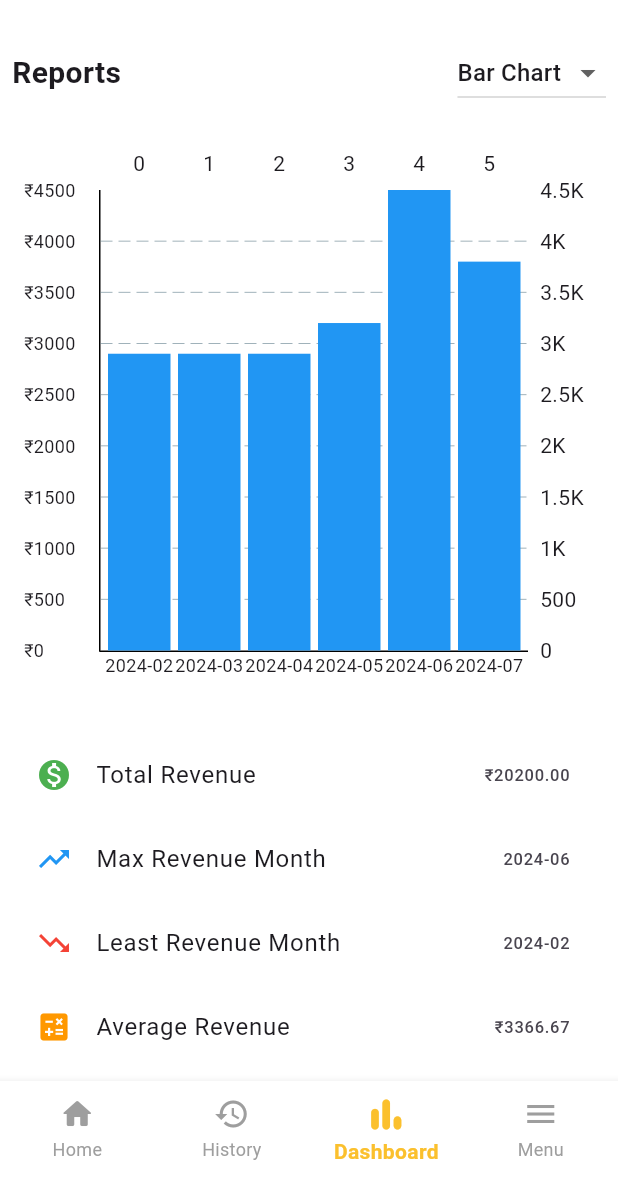
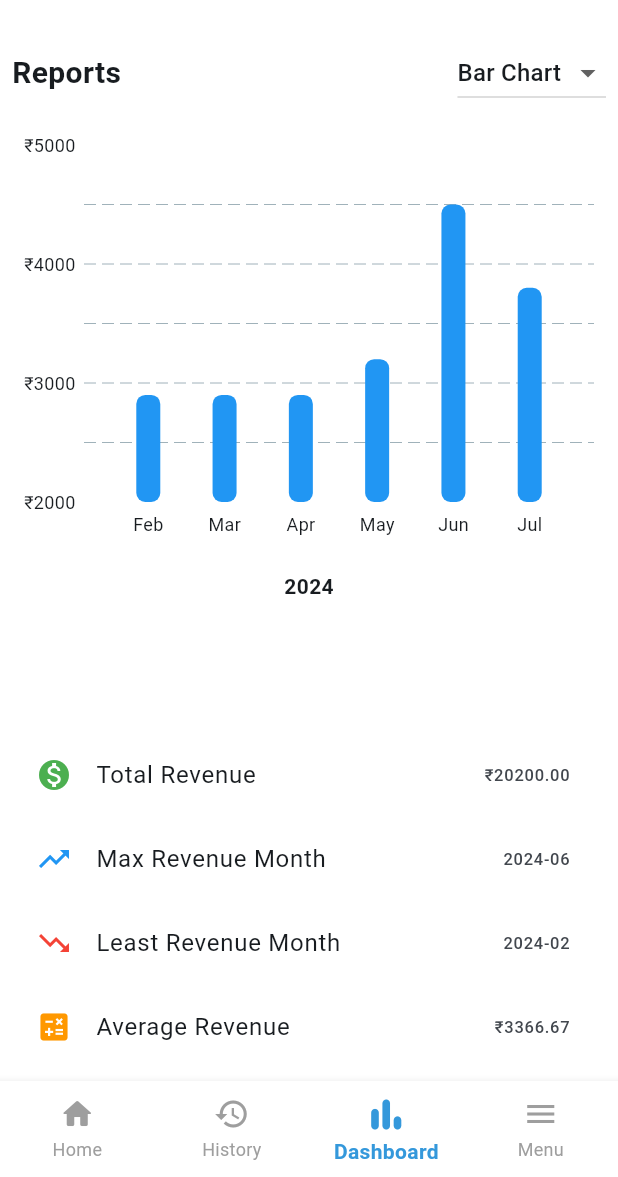
Before and after one commit to IamSamyak/bill-generator, a Flutter app: the screen it shows after launch, item 3 of the bottom bar chosen, on a phone screen of 412 x 824 dp, the part 59-1236 px from its top. Run offline on Flutter 3.47's test engine with Material 3 defaults, Android fonts, the light colour scheme and no system bars; drawn by our look-alikes of fl_chart; our stand-ins replace flutter_dotenv, pdf, permission_handler, share_plus.

Commit message:
Changing theme and adding enviornment variables

```diff
--- a/lib/main.dart
+++ b/lib/main.dart
@@ -4,9 +4,14 @@ import 'package:flutter/material.dart';
 import 'package:bill_generator/pages/home_page.dart';
 import 'package:bill_generator/pages/create_bill_page.dart';
 import 'package:bill_generator/pages/history_page.dart';
+import 'package:flutter_dotenv/flutter_dotenv.dart';
 
-void main() {
-  runApp(const MyApp());
+// Define the main color as a constant
+const Color kMainColor = Color(0xFF3498DB);
+
+void main() async {
+  await dotenv.load(fileName: ".env");
+  runApp(MyApp());
 }
 
 class MyApp extends StatelessWidget {
@@ -23,7 +28,7 @@ class MyApp extends StatelessWidget {
           surfaceTintColor: Colors.white,
           elevation: 3,
           titleTextStyle: TextStyle(
-            color: Colors.black, fontSize: 20, fontWeight: FontWeight.bold),
+              color: Colors.black, fontSize: 20, fontWeight: FontWeight.bold),
           iconTheme: IconThemeData(color: Colors.black),
         ),
         bottomNavigationBarTheme: const BottomNavigationBarThemeData(
@@ -32,6 +37,7 @@ class MyApp extends StatelessWidget {
           type: BottomNavigationBarType.fixed,
         ),
         useMaterial3: true,
+        colorScheme: ColorScheme.fromSeed(seedColor: kMainColor),
       ),
       home: const MainScreen(),
     );
@@ -98,10 +104,6 @@ class _MainScreenState extends State<MainScreen> {
           ? Column(
               mainAxisSize: MainAxisSize.min,
               children: [
-                // Container(
-                //   height: 1, // Border above the bottom navigation
-                //   color: Colors.grey.shade300,
-                // ),
                 BottomNavigationBar(
                   items: [
                     BottomNavigationBarItem(
@@ -122,7 +124,7 @@ class _MainScreenState extends State<MainScreen> {
                     ),
                   ],
                   currentIndex: _selectedIndex,
-                  selectedItemColor: Colors.yellow.shade700,
+                  selectedItemColor: kMainColor,
                   unselectedItemColor: Colors.grey,
                   selectedLabelStyle: const TextStyle(fontSize: 14, fontWeight: FontWeight.bold),
                   unselectedLabelStyle: const TextStyle(fontSize: 12),
@@ -137,10 +139,10 @@ class _MainScreenState extends State<MainScreen> {
                           _navigateToPage('History');
                           break;
                         case 2:
-                          _navigateToPage('Reports'); // Assuming Dashboard shows Reports
+                          _navigateToPage('Reports');
                           break;
                         case 3:
-                          _navigateToPage('EditDetails'); // Assuming Menu navigates to EditDetails
+                          _navigateToPage('EditDetails');
                           break;
                       }
                     });
--- a/lib/widgets/bar_chart.dart
+++ b/lib/widgets/bar_chart.dart
@@ -6,42 +6,89 @@ class BarChartWidget extends StatelessWidget {
 
   const BarChartWidget({super.key, required this.monthlyRevenue});
 
+  // Month map without using intl
+  String getMonthShortName(String monthNum) {
+    const monthMap = {
+      '01': 'Jan',
+      '02': 'Feb',
+      '03': 'Mar',
+      '04': 'Apr',
+      '05': 'May',
+      '06': 'Jun',
+      '07': 'Jul',
+      '08': 'Aug',
+      '09': 'Sep',
+      '10': 'Oct',
+      '11': 'Nov',
+      '12': 'Dec',
+    };
+    return monthMap[monthNum] ?? '';
+  }
+
   @override
   Widget build(BuildContext context) {
     List<String> months = monthlyRevenue.keys.toList();
-    List<String> reversedMonths = months.reversed.toList(); // Reverse month order
-    double barWidth = months.length > 1 ? (300 / (months.length * 1.2)) : 30;
+    List<String> reversedMonths = months.reversed.toList();
+
+    // Extract years from the keys
+    Set<int> years = months.map((e) => int.parse(e.split('-')[0])).toSet();
+
+    // Determine the year label
+    String yearLabel;
+    if (years.length == 1) {
+      yearLabel = years.first.toString();
+    } else {
+      int minYear = years.reduce((a, b) => a < b ? a : b);
+      int maxYear = years.reduce((a, b) => a > b ? a : b);
+      yearLabel = "$minYear–${maxYear % 100}";
+    }
+
+    // Calculate minY and maxY
+    double minY = monthlyRevenue.values.reduce((a, b) => a < b ? a : b);
+    double maxY = monthlyRevenue.values.reduce((a, b) => a > b ? a : b);
+
+    // Adjust to nearest 1000 for cleaner axis
+    double interval = 1000;
+    minY = (minY ~/ interval) * interval;
+    maxY = ((maxY / interval).ceil()) * interval;
 
     List<BarChartGroupData> barGroups = reversedMonths.asMap().entries.map(
       (entry) {
         return BarChartGroupData(
           x: entry.key,
-          barsSpace: -1,
           barRods: [
             BarChartRodData(
               toY: monthlyRevenue[entry.value]!,
               color: Colors.blue,
-              width: barWidth,
-              borderRadius: BorderRadius.zero,
+              borderRadius: BorderRadius.circular(6),
+              width: 16,
             ),
           ],
         );
       },
     ).toList();
 
-    return Container(
+    return Column(
+      mainAxisSize: MainAxisSize.min,
+      children: [
+        Container(
           padding: const EdgeInsets.all(16.0),
+          height: 300,
           child: BarChart(
             BarChartData(
               alignment: BarChartAlignment.spaceEvenly,
-          gridData: FlGridData(show: true, drawHorizontalLine: true, drawVerticalLine: false),
+              minY: minY,
+              maxY: maxY,
+              gridData: FlGridData(show: true,drawVerticalLine: false),
               titlesData: FlTitlesData(
                 leftTitles: AxisTitles(
                   sideTitles: SideTitles(
                     showTitles: true,
-                reservedSize: 50,
+                    reservedSize: 40,
+                    interval: interval,
                     getTitlesWidget: (value, meta) {
-                  return Text("₹${value.toInt()}", style: const TextStyle(fontSize: 12));
+                      return Text("₹${value.toInt()}",
+                          style: const TextStyle(fontSize: 12));
                     },
                   ),
                 ),
@@ -50,24 +97,36 @@ class BarChartWidget extends StatelessWidget {
                     showTitles: true,
                     reservedSize: 30,
                     getTitlesWidget: (value, meta) {
-                  if (value.toInt() >= 0 && value.toInt() < reversedMonths.length) {
-                    return Text(reversedMonths[value.toInt()], style: const TextStyle(fontSize: 12));
+                      if (value.toInt() >= 0 &&
+                          value.toInt() < reversedMonths.length) {
+                        String raw = reversedMonths[value.toInt()];
+                        List<String> parts = raw.split('-');
+                        String monthName = getMonthShortName(parts[1]);
+                        return Padding(
+                          padding: const EdgeInsets.only(top: 6.0),
+                          child: Text(
+                            monthName,
+                            style: const TextStyle(fontSize: 12),
+                          ),
+                        );
                       }
                       return const SizedBox();
                     },
                   ),
                 ),
+                topTitles: AxisTitles(sideTitles: SideTitles(showTitles: false)),
+                rightTitles: AxisTitles(sideTitles: SideTitles(showTitles: false)),
               ),
-          borderData: FlBorderData(
-            show: true,
-            border: const Border(
-              left: BorderSide(color: Colors.black, width: 1),
-              bottom: BorderSide(color: Colors.black, width: 1),
-            ),
-          ),
+              borderData: FlBorderData(show: false),
               barGroups: barGroups,
             ),
           ),
+        ),
+        Text(
+          yearLabel,
+          style: const TextStyle(fontSize: 14, fontWeight: FontWeight.bold),
+        ),
+      ],
     );
   }
 }
--- a/lib/widgets/filter_buttons_history_page.dart
+++ b/lib/widgets/filter_buttons_history_page.dart
@@ -13,8 +13,8 @@ class FilterButton extends StatelessWidget {
       padding: const EdgeInsets.only(right: 10.0),
       child: ElevatedButton(
         style: ElevatedButton.styleFrom(
-          backgroundColor: isSelected ? Colors.amber.shade200 : Colors.white,
-          foregroundColor: isSelected ? Colors.amber.shade800 : Colors.black87,
+          backgroundColor: isSelected ? Color(0xFF8ac5ef) : Colors.white,
+          foregroundColor: isSelected ? Colors.black87 : Colors.black87,
           padding: const EdgeInsets.symmetric(horizontal: 16, vertical: 2),
           shape: RoundedRectangleBorder(borderRadius: BorderRadius.circular(8)),
         ),
```
Also changed, not shown: lib/pages/create_bill_page.dart (+100 -10 lines), lib/pages/home_page.dart (+7 -2 lines), pubspec.yaml (+6 -3 lines), pubspec.lock, 1 other file. Lines whose indentation alone changed are shown as unchanged.
